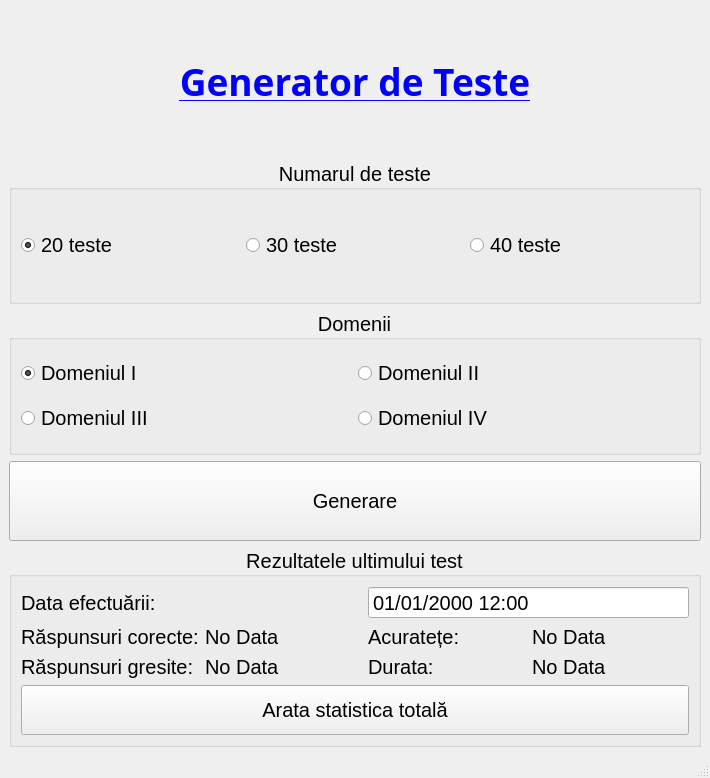
The window that main_window.ui (VladimirV01/test-generator) describes before a commit, drawn with Qt 5.
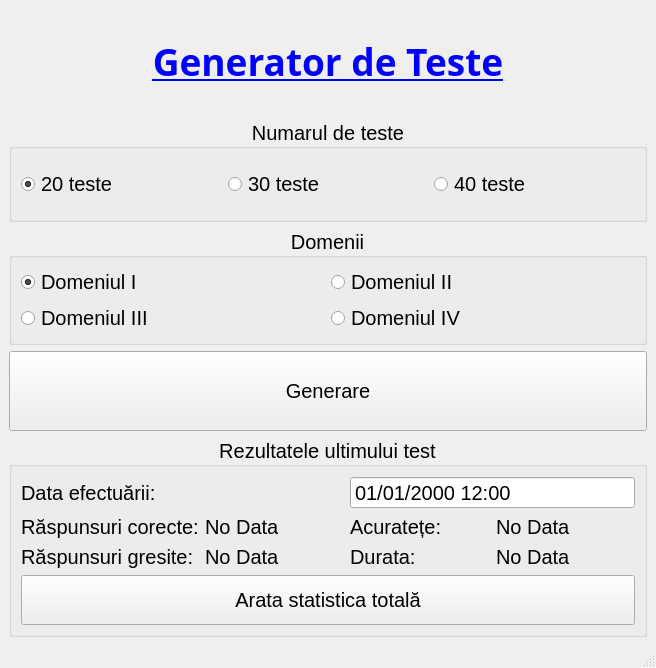
The same window after the commit.

What changed in the file:
```diff
--- a/main_window.ui
+++ b/main_window.ui
@@ -6,8 +6,8 @@
    <rect>
     <x>0</x>
     <y>0</y>
-    <width>710</width>
-    <height>778</height>
+    <width>656</width>
+    <height>668</height>
    </rect>
   </property>
   <property name="windowTitle">
```
Left out of the diff: 2 changed lines with no effect on the pictures.
